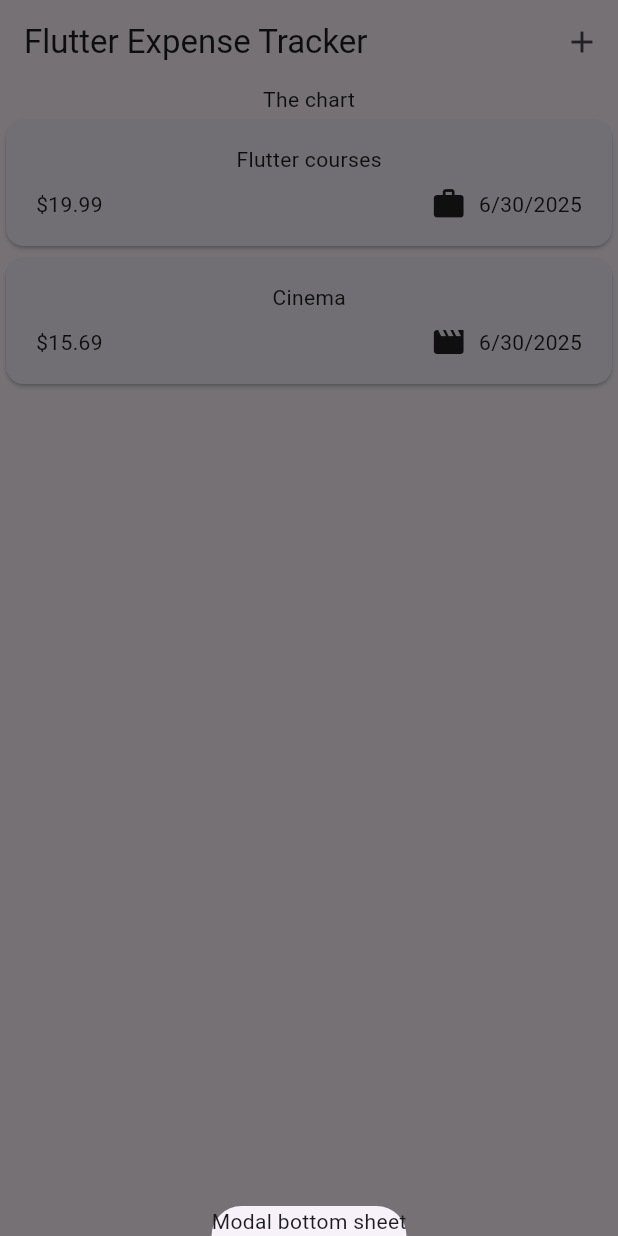
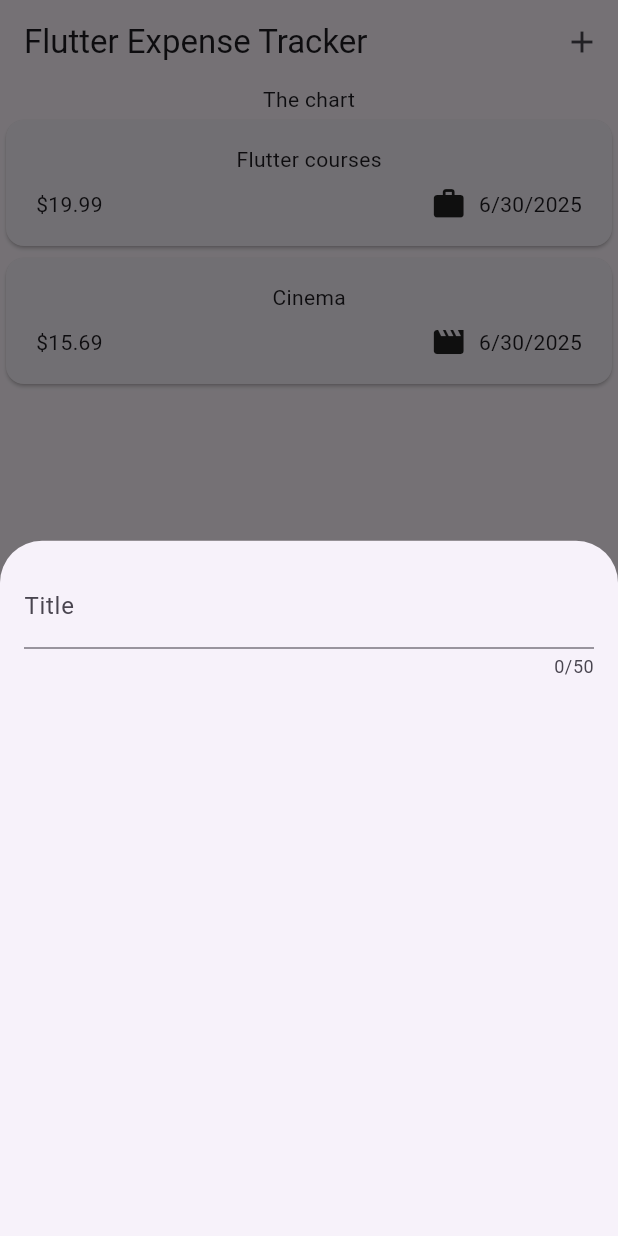
Before and after one commit to ponomarenko24/expense_tracker, a Flutter app: the screen it shows after launch, after a tap on the "add" icon, on a phone screen of 412 x 824 dp. Run offline on Flutter 3.47's test engine with Material 3 defaults, Android fonts, the phone set to English and light mode, and no system bars.

Commit message:
added new_expense file with textfield

```diff
--- a/lib/widgets/expenses.dart
+++ b/lib/widgets/expenses.dart
@@ -1,4 +1,5 @@
 import 'package:expence_tracker/widgets/expenses_list/expenses_list.dart';
+import 'package:expence_tracker/widgets/expenses_list/new_expense.dart';
 import 'package:flutter/material.dart';
 import 'package:expence_tracker/models/expense.dart';
 
@@ -27,7 +28,7 @@ class _ExpensesState extends State<Expenses> {
   void _openAddExpenseOverlay() {
     showModalBottomSheet(
       context: context,
-      builder: (ctx) => Text('Modal bottom sheet'),
+      builder: (ctx) => NewExpense(),
     );
   }
 
--- /dev/null
+++ b/lib/widgets/expenses_list/new_expense.dart
@@ -0,0 +1,27 @@
+import 'package:flutter/material.dart';
+
+class NewExpense extends StatefulWidget {
+  const NewExpense({super.key});
+
+  @override
+  State<NewExpense> createState() {
+    return _NewExpenseState();
+  }
+}
+
+class _NewExpenseState extends State<NewExpense> {
+  @override
+  Widget build(BuildContext context) {
+    return Padding(
+      padding: const EdgeInsets.all(16.0),
+      child: Column(
+        children: [
+          TextField(
+            maxLength: 50,
+            decoration: InputDecoration(label: Text('Title')),
+          ),
+        ],
+      ),
+    );
+  }
+}
```
